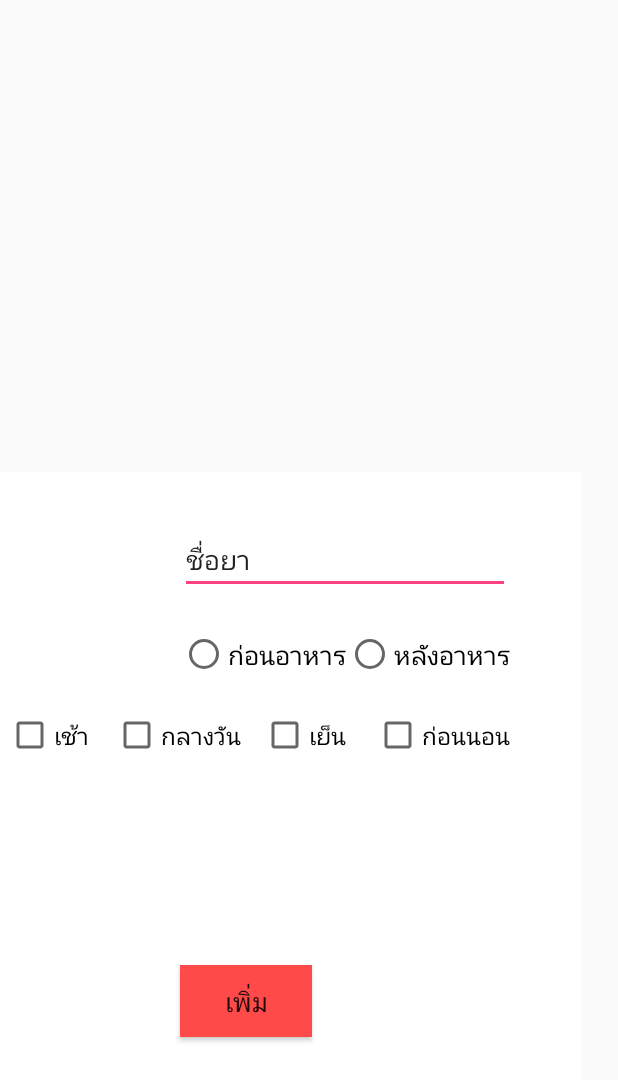
After one commit to roqpor/APlus, an Android app: the layout add_pill.xml on its own in the app's theme, with its tools: preview values and no code run, on a phone screen of 412 x 824 dp. The commit adds this screen. Shown: the top 1080 px of the screen. Run offline under Robolectric (Android 15) with nearby library versions, the phone set to English and light mode, and no system bars.

Commit message:
create add_pill layout

```diff
--- a/PillReminder/app/build.gradle
+++ b/PillReminder/app/build.gradle
@@ -2,7 +2,7 @@ apply plugin: 'com.android.application'
 
 android {
     compileSdkVersion 26
-    buildToolsVersion "26.0.1"
+    buildToolsVersion '26.0.2'
     defaultConfig {
         applicationId "com.aplus.pillreminder"
         minSdkVersion 15
@@ -26,5 +26,8 @@ dependencies {
     })
     compile 'com.android.support:appcompat-v7:26.+'
     compile 'com.android.support.constraint:constraint-layout:1.0.2'
+    compile ('net.steamcrafted:materialiconlib:1.1.4', {
+        exclude group: 'com.android.support', module: 'support-annotations'
+    })
     testCompile 'junit:junit:4.12'
 }
--- /dev/null
+++ b/PillReminder/app/src/main/res/drawable/ic_image_black_24dp.xml
@@ -0,0 +1,9 @@
+<vector xmlns:android="http://schemas.android.com/apk/res/android"
+        android:width="24dp"
+        android:height="24dp"
+        android:viewportWidth="24.0"
+        android:viewportHeight="24.0">
+    <path
+        android:fillColor="#FF000000"
+        android:pathData="M21,19V5c0,-1.1 -0.9,-2 -2,-2H5c-1.1,0 -2,0.9 -2,2v14c0,1.1 0.9,2 2,2h14c1.1,0 2,-0.9 2,-2zM8.5,13.5l2.5,3.01L14.5,12l4.5,6H5l3.5,-4.5z"/>
+</vector>
--- /dev/null
+++ b/PillReminder/app/src/main/res/layout/add_pill.xml
@@ -0,0 +1,130 @@
+<?xml version="1.0" encoding="utf-8"?>
+<android.support.constraint.ConstraintLayout xmlns:android="http://schemas.android.com/apk/res/android"
+    xmlns:app="http://schemas.android.com/apk/res-auto"
+    xmlns:tools="http://schemas.android.com/tools"
+    android:id="@+id/relativeLayout"
+    android:layout_width="match_parent"
+    android:layout_height="match_parent"
+    android:orientation="vertical">
+
+
+    <RelativeLayout
+        android:layout_width="388dp"
+        android:layout_height="449dp"
+        android:layout_alignParentLeft="true"
+        android:layout_alignParentStart="true"
+        android:layout_alignParentTop="true"
+        android:layout_marginBottom="60dp"
+        android:background="#FFFFFF"
+        app:layout_constraintBottom_toBottomOf="parent"
+        app:layout_constraintStart_toStartOf="parent">
+
+        <CheckBox
+            android:id="@+id/checkBox"
+            android:layout_width="wrap_content"
+            android:layout_height="wrap_content"
+            android:layout_below="@+id/radioButton"
+            android:layout_marginEnd="16dp"
+            android:layout_marginRight="16dp"
+            android:layout_marginTop="22dp"
+            android:layout_toLeftOf="@+id/checkBox2"
+            android:layout_toStartOf="@+id/checkBox2"
+            android:text="เช้า"
+            android:textSize="16sp" />
+
+        <CheckBox
+            android:id="@+id/checkBox2"
+            android:layout_width="wrap_content"
+            android:layout_height="wrap_content"
+            android:layout_alignBaseline="@+id/checkBox"
+            android:layout_alignBottom="@+id/checkBox"
+            android:layout_marginEnd="13dp"
+            android:layout_marginRight="13dp"
+            android:layout_toLeftOf="@+id/checkBox3"
+            android:layout_toStartOf="@+id/checkBox3"
+            android:text="กลางวัน"
+            android:textSize="16sp" />
+
+        <RadioButton
+            android:id="@+id/radioButton"
+            android:layout_width="wrap_content"
+            android:layout_height="wrap_content"
+            android:layout_alignBaseline="@+id/radioButton2"
+            android:layout_alignBottom="@+id/radioButton2"
+            android:layout_alignParentLeft="true"
+            android:layout_alignParentStart="true"
+            android:layout_marginLeft="120dp"
+            android:layout_marginStart="120dp"
+            android:text="ก่อนอาหาร"
+            android:textSize="17.5sp" />
+
+        <RadioButton
+            android:id="@+id/radioButton2"
+            android:layout_width="wrap_content"
+            android:layout_height="wrap_content"
+            android:layout_below="@+id/editText3"
+            android:layout_marginTop="24dp"
+            android:layout_toEndOf="@+id/radioButton"
+            android:layout_toRightOf="@+id/radioButton"
+            android:text="หลังอาหาร"
+            android:textSize="17.5sp" />
+
+        <CheckBox
+            android:id="@+id/checkBox3"
+            android:layout_width="wrap_content"
+            android:layout_height="wrap_content"
+            android:layout_alignBaseline="@+id/checkBox2"
+            android:layout_alignBottom="@+id/checkBox2"
+            android:layout_toLeftOf="@+id/radioButton2"
+            android:layout_toStartOf="@+id/radioButton2"
+            android:text="เย็น"
+            android:textSize="16sp" />
+
+        <CheckBox
+            android:id="@+id/checkBox4"
+            android:layout_width="wrap_content"
+            android:layout_height="wrap_content"
+            android:layout_alignBaseline="@+id/checkBox3"
+            android:layout_alignBottom="@+id/checkBox3"
+            android:layout_alignEnd="@+id/radioButton2"
+            android:layout_alignRight="@+id/radioButton2"
+            android:text="ก่อนนอน"
+            android:textSize="16sp" />
+
+        <EditText
+            android:id="@+id/editText3"
+            android:layout_width="wrap_content"
+            android:layout_height="wrap_content"
+            android:layout_alignEnd="@+id/radioButton2"
+            android:layout_alignLeft="@+id/radioButton"
+            android:layout_alignParentTop="true"
+            android:layout_alignRight="@+id/radioButton2"
+            android:layout_alignStart="@+id/radioButton"
+            android:layout_marginTop="35dp"
+            android:ems="10"
+            android:inputType="textPersonName"
+            android:text="ชื่อยา"
+            android:textSize="18sp"
+            tools:layout_editor_absoluteX="209dp"
+            tools:layout_editor_absoluteY="0dp" />
+
+        <Button
+            android:id="@+id/button"
+            android:layout_width="wrap_content"
+            android:layout_height="wrap_content"
+            android:layout_alignLeft="@+id/editText3"
+            android:layout_alignStart="@+id/editText3"
+            android:layout_below="@+id/checkBox2"
+            android:layout_marginTop="137dp"
+            android:background="#FE4A49"
+            android:text="เพิ่ม"
+            android:textSize="18sp"
+            tools:layout_editor_absoluteX="28dp"
+            tools:layout_editor_absoluteY="0dp" />
+
+    </RelativeLayout>
+
+
+
+
+</android.support.constraint.ConstraintLayout>
--- a/PillReminder/app/src/main/res/values/colors.xml
+++ b/PillReminder/app/src/main/res/values/colors.xml
@@ -1,6 +1,6 @@
 <?xml version="1.0" encoding="utf-8"?>
 <resources>
-    <color name="colorPrimary">#3F51B5</color>
+    <color name="colorPrimary">#00CECB</color>
     <color name="colorPrimaryDark">#303F9F</color>
     <color name="colorAccent">#FF4081</color>
 </resources>
--- a/PillReminder/app/src/main/res/values/styles.xml
+++ b/PillReminder/app/src/main/res/values/styles.xml
@@ -6,6 +6,7 @@
         <item name="colorPrimary">@color/colorPrimary</item>
         <item name="colorPrimaryDark">@color/colorPrimaryDark</item>
         <item name="colorAccent">@color/colorAccent</item>
+
     </style>
 
 </resources>
--- a/PillReminder/build.gradle
+++ b/PillReminder/build.gradle
@@ -5,7 +5,7 @@ buildscript {
         jcenter()
     }
     dependencies {
-        classpath 'com.android.tools.build:gradle:2.3.3'
+        classpath 'com.android.tools.build:gradle:3.0.0'
 
         // NOTE: Do not place your application dependencies here; they belong
         // in the individual module build.gradle files
```
Also changed, not shown: PillReminder/gradle/wrapper/gradle-wrapper.properties.
